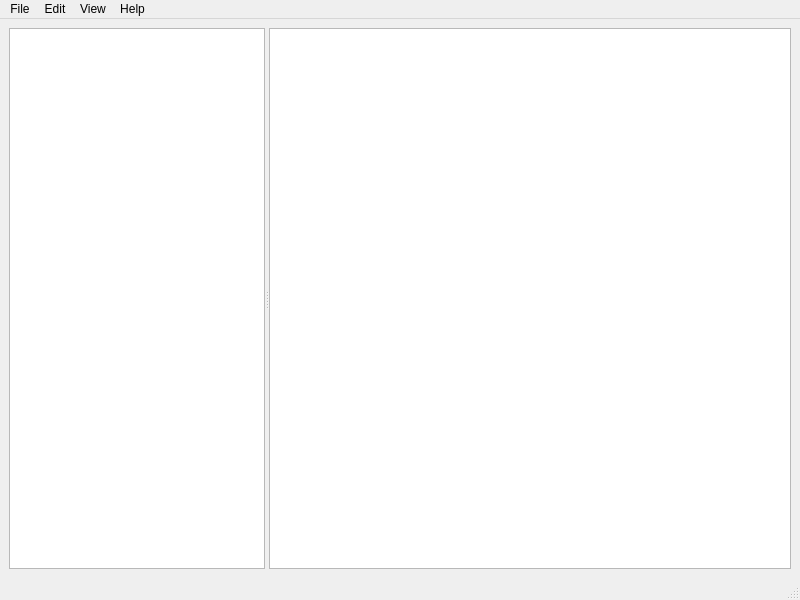
The window that IDFEditorForMac/idf_editor.ui (patrickbivona/EnergyPlusToolsForMac) describes before a commit, drawn with Qt 5.
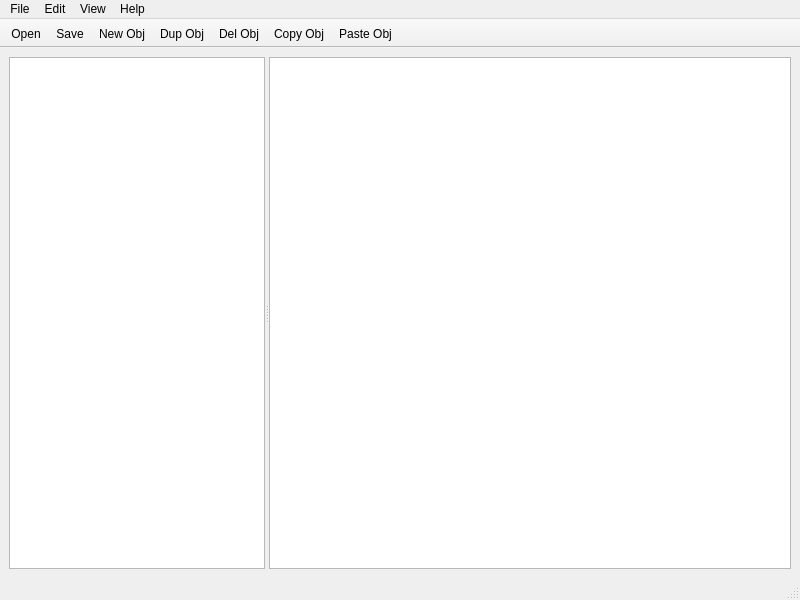
The same window after the commit. Icons and pictures are not drawn.

Commit message: duplicate object; fix object count when adding/deleting obj; icons

```diff
--- a/IDFEditorForMac/idf_editor.ui
+++ b/IDFEditorForMac/idf_editor.ui
@@ -14,7 +14,7 @@
    <string>MainWindow</string>
   </property>
   <widget class="QWidget" name="centralwidget">
-   <layout class="QHBoxLayout" name="horizontalLayout">
+   <layout class="QVBoxLayout" name="verticalLayout">
     <item>
      <widget class="QSplitter" name="splitter">
       <property name="orientation">
@@ -89,6 +89,36 @@
    <addaction name="menuHelp"/>
   </widget>
   <widget class="QStatusBar" name="statusbar"/>
+  <widget class="QToolBar" name="toolBar">
+   <property name="windowTitle">
+    <string>toolBar</string>
+   </property>
+   <property name="movable">
+    <bool>false</bool>
+   </property>
+   <property name="iconSize">
+    <size>
+     <width>16</width>
+     <height>16</height>
+    </size>
+   </property>
+   <property name="floatable">
+    <bool>true</bool>
+   </property>
+   <attribute name="toolBarArea">
+    <enum>TopToolBarArea</enum>
+   </attribute>
+   <attribute name="toolBarBreak">
+    <bool>false</bool>
+   </attribute>
+   <addaction name="actionOpen"/>
+   <addaction name="actionSave"/>
+   <addaction name="actionNewObject"/>
+   <addaction name="actionDuplicateObject"/>
+   <addaction name="actionDeleteObject"/>
+   <addaction name="actionCopyObject"/>
+   <addaction name="actionPasteObject"/>
+  </widget>
   <action name="actionOpen">
    <property name="text">
     <string>Open...</string>
@@ -134,6 +164,12 @@
   </action>
   <action name="actionNewObject">
    <property name="text">
+    <string>New</string>
+   </property>
+   <property name="iconText">
+    <string>New Obj</string>
+   </property>
+   <property name="toolTip">
     <string>New Object</string>
    </property>
    <property name="shortcut">
@@ -142,9 +178,48 @@
   </action>
   <action name="actionDeleteObject">
    <property name="text">
+    <string>Delete</string>
+   </property>
+   <property name="iconText">
+    <string>Del Obj</string>
+   </property>
+   <property name="toolTip">
     <string>Delete Object</string>
    </property>
   </action>
+  <action name="actionCopyObject">
+   <property name="text">
+    <string>Copy</string>
+   </property>
+   <property name="iconText">
+    <string>Copy Obj</string>
+   </property>
+   <property name="toolTip">
+    <string>Copy Object</string>
+   </property>
+  </action>
+  <action name="actionDuplicateObject">
+   <property name="text">
+    <string>Duplicate</string>
+   </property>
+   <property name="iconText">
+    <string>Dup Obj</string>
+   </property>
+   <property name="toolTip">
+    <string>Duplicate Object</string>
+   </property>
+  </action>
+  <action name="actionPasteObject">
+   <property name="text">
+    <string>Paste</string>
+   </property>
+   <property name="iconText">
+    <string>Paste Obj</string>
+   </property>
+   <property name="toolTip">
+    <string>Paste Object</string>
+   </property>
+  </action>
  </widget>
  <resources/>
  <connections>
```
Left out of the diff: 32 changed lines with no effect on the pictures. The commit also changes 20 other files.
